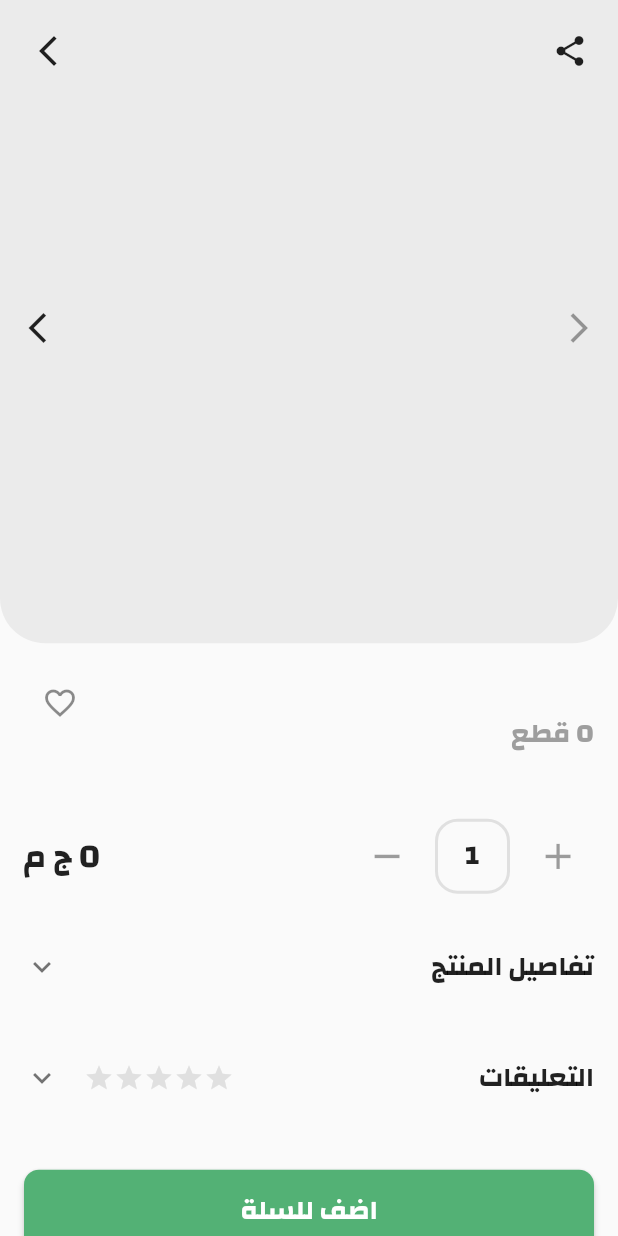
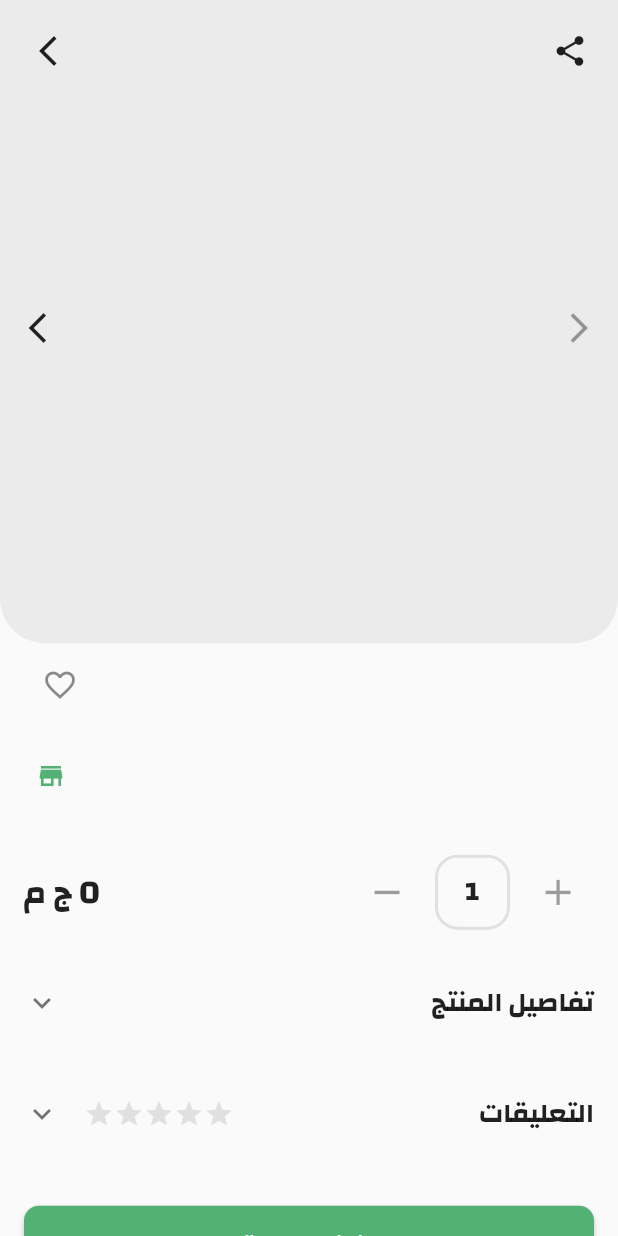
Before and after one commit to Mo7medSa3ed/fci_project, a Flutter app: the ProductDetailsScrean screen opened directly with empty values, after a tap on "تفاصيل المنتج", on a phone screen of 412 x 824 dp. Run offline on Flutter 3.47's test engine with Material 2 defaults, Android fonts, the phone set to English and light mode, and no system bars; drawn by our look-alikes of flutter_rating_bar; our stand-ins replace cached_network_image, cool_alert, dio, shared_preferences; accounts and stored records are empty; network calls fail.

Commit message:
update home screan

```diff
--- a/lib/config.dart
+++ /dev/null
@@ -1 +0,0 @@
-// const String storeName = "عصير الكتب";
--- a/lib/data/api_service/api.dart
+++ b/lib/data/api_service/api.dart
@@ -1,7 +1,6 @@
 import 'dart:async';
 import 'dart:io';
 import 'package:dio/dio.dart';
-import 'package:fci_project/config.dart';
 import 'package:fci_project/helper/alert_dialog.dart';
 import 'package:fci_project/helper/constants.dart';
 import 'package:fci_project/helper/navigator.dart';
--- a/lib/data/models/home.dart
+++ b/lib/data/models/home.dart
@@ -5,12 +5,14 @@ class Home {
   List<Product> mostViewedProducts;
   List<Product> mostOrderedProducts;
   List<Product> mostRatedProducts;
+  List<Product> mostLovedProducts;
   List<Category> categories;
 
   Home({
     required this.mostOrderedProducts,
     required this.mostRatedProducts,
     required this.mostViewedProducts,
+    required this.mostLovedProducts,
     required this.categories,
   });
 
@@ -24,6 +26,9 @@ class Home {
       mostViewedProducts: (json['mostViewedProducts'] ?? [])
           .map<Product>((e) => Product.fromJson(e))
           .toList(),
+      mostLovedProducts: (json['mostViewedProducts'] ?? [])
+          .map<Product>((e) => Product.fromJson(e))
+          .toList(),
       categories: (json['categories'] ?? [])
           .map<Category>((e) => Category.fromJson(e))
           .toList());
--- a/lib/data/models/order.dart
+++ b/lib/data/models/order.dart
@@ -1,5 +1,4 @@
 import 'package:fci_project/bussniss_logic/user_provider.dart';
-import 'package:fci_project/config.dart';
 import 'package:fci_project/main.dart';
 import 'package:provider/provider.dart';
 
--- a/lib/main.dart
+++ b/lib/main.dart
@@ -4,7 +4,6 @@ import 'package:fci_project/bussniss_logic/order_provider.dart';
 import 'package:fci_project/bussniss_logic/product_provider.dart';
 import 'package:fci_project/bussniss_logic/store_provider.dart';
 import 'package:fci_project/bussniss_logic/user_provider.dart';
-import 'package:fci_project/data/models/store.dart';
 import 'package:fci_project/data/models/user.dart';
 import 'package:fci_project/helper/constants.dart';
 import 'package:fci_project/presentation/screans/splash_screan/splash_screan.dart';
--- a/lib/presentation/screans/browse_screan/widgets/category_card.dart
+++ b/lib/presentation/screans/browse_screan/widgets/category_card.dart
@@ -1,7 +1,6 @@
 import 'dart:math';
 
 import 'package:fci_project/data/models/category.dart';
-import 'package:fci_project/helper/constants.dart';
 import 'package:fci_project/helper/navigator.dart';
 import 'package:fci_project/main.dart';
 import 'package:fci_project/presentation/screans/productsbycategory_screan/products_screan.dart';
--- a/lib/presentation/screans/main_screan/widgets/categories_section.dart
+++ b/lib/presentation/screans/main_screan/widgets/categories_section.dart
@@ -42,9 +42,9 @@ class CategoriesSection extends StatelessWidget {
             scrollDirection: Axis.horizontal,
             itemCount: (categories).length,
             gridDelegate: SliverGridDelegateWithFixedCrossAxisCount(
-              crossAxisCount: 1,
-              mainAxisExtent: kweidth * 0.7,
-            ),
+                crossAxisCount: 1,
+                mainAxisExtent: kweidth * 0.7,
+                mainAxisSpacing: 8.0),
             itemBuilder: (context, index) {
               return CategoryHomeCard(category: categories[index]);
             },
--- a/lib/presentation/screans/product_details_screan/product_details_screan.dart
+++ b/lib/presentation/screans/product_details_screan/product_details_screan.dart
@@ -2,9 +2,11 @@ import 'package:fci_project/bussniss_logic/product_provider.dart';
 import 'package:fci_project/bussniss_logic/user_provider.dart';
 import 'package:fci_project/data/models/product.dart';
 import 'package:fci_project/helper/alert_dialog.dart';
+import 'package:fci_project/helper/navigator.dart';
 import 'package:fci_project/main.dart';
 import 'package:fci_project/presentation/screans/product_details_screan/widgets/expanantial_tile_widget.dart';
 import 'package:fci_project/presentation/screans/product_details_screan/widgets/product_carousel.dart';
+import 'package:fci_project/presentation/screans/productsbycategory_screan/products_screan.dart';
 import 'package:fci_project/presentation/shared_widgets/primary_appbar.dart';
 import 'package:fci_project/presentation/shared_widgets/primary_button.dart';
 import 'package:fci_project/presentation/shared_widgets/primary_icon_button.dart';
@@ -18,7 +20,6 @@ class ProductDetailsScrean extends StatelessWidget {
   const ProductDetailsScrean({required this.product, Key? key})
       : super(key: key);
   final Product product;
-
 
   @override
   Widget build(BuildContext context) {
@@ -35,11 +36,6 @@ class ProductDetailsScrean extends StatelessWidget {
               fontSizeRatio: 1.2,
               fontWeight: FontWeight.bold,
             ),
-            subtitle: PrimaryText(
-              text: '${product.amount.available} قطع',
-              fontWeight: FontWeight.bold,
-              color: kgrey,
-            ),
             trailing:
                 Consumer<UserProvider>(builder: (context, userProvider, child) {
               bool isFav = userProvider.favProductsIds.contains(product.id);
@@ -52,6 +48,30 @@ class ProductDetailsScrean extends StatelessWidget {
                 await userProvider.addAndRemoveProductFavId(product.id);
               });
             }),
+          ),
+          SizedBox(height: defultPadding),
+          Row(
+            children: [
+              SizedBox(width: defultPadding),
+              Expanded(
+                child: PrimaryText(
+                  text: '${product.category!.name}',
+                  fontWeight: FontWeight.w500,
+                  color: kgrey,
+                  onTap: () => Nav.goToScrean(
+                      ProductsScrean(category: product.category!)),
+                ),
+              ),
+              Icon(Icons.store, size: 20, color: kprimary),
+              SizedBox(width: defultPadding / 2),
+              PrimaryText(
+                text: '${product.storeName}',
+                fontWeight: FontWeight.w500,
+                color: kgrey,
+                onTap: () {},
+              ),
+              SizedBox(width: defultPadding),
+            ],
           ),
           SizedBox(height: defultPadding * 2),
           ListTile(
--- a/lib/presentation/screans/productsbycategory_screan/products_screan.dart
+++ b/lib/presentation/screans/productsbycategory_screan/products_screan.dart
@@ -22,6 +22,7 @@ class ProductsScrean extends StatelessWidget {
       case 'mostOrderedProducts':
       case 'mostRatedProducts':
       case 'mostViewedProducts':
+      case 'mostLovedProducts':
         return productProvider.getProductsByTerm(type);
       default:
         return productProvider.searchProductByCategory(category.id!);
--- a/lib/presentation/screans/splash_screan/splash_screan.dart
+++ b/lib/presentation/screans/splash_screan/splash_screan.dart
@@ -1,6 +1,5 @@
 import 'dart:convert';
 
-import 'package:fci_project/bussniss_logic/store_provider.dart';
 import 'package:fci_project/bussniss_logic/user_provider.dart';
 import 'package:fci_project/data/models/user.dart';
 import 'package:fci_project/data/repositories/user_repository.dart';
--- a/lib/presentation/shared_widgets/primary_text.dart
+++ b/lib/presentation/shared_widgets/primary_text.dart
@@ -10,6 +10,7 @@ class PrimaryText extends StatelessWidget {
     this.textAlign = TextAlign.start,
     this.color = kblack,
     this.fontSizeRatio = 1,
+    this.onTap,
     this.maxlines,
     this.overflow,
     this.textStyle,
@@ -23,10 +24,15 @@ class PrimaryText extends StatelessWidget {
   final int? maxlines;
   final TextOverflow? overflow;
   final TextStyle? textStyle;
+  final VoidCallback? onTap;
 
   @override
   Widget build(BuildContext context) {
-    return Text(
+    return InkWell(
+      onTap: onTap,
+      splashColor: kprimary.withOpacity(0.1),
+      highlightColor: kprimary.withOpacity(0.1),
+      child: Text(
         text ?? '',
         textAlign: textAlign,
         maxLines: maxlines,
@@ -36,6 +42,7 @@ class PrimaryText extends StatelessWidget {
                 color: color ?? kprimary,
                 fontSize: kdefaultTextSize * fontSizeRatio,
                 fontWeight: fontWeight ?? FontWeight.bold),
+      ),
     );
   }
 }
```
Also changed, not shown: lib/presentation/screans/main_screan/main.dart (+7 -3 lines), lib/presentation/screans/main_screan/widgets/category_home_card.dart (+10 -9 lines), lib/presentation/screans/profile_screan/profile_screan.dart (+4 -4 lines). Lines whose indentation alone changed are shown as unchanged.
